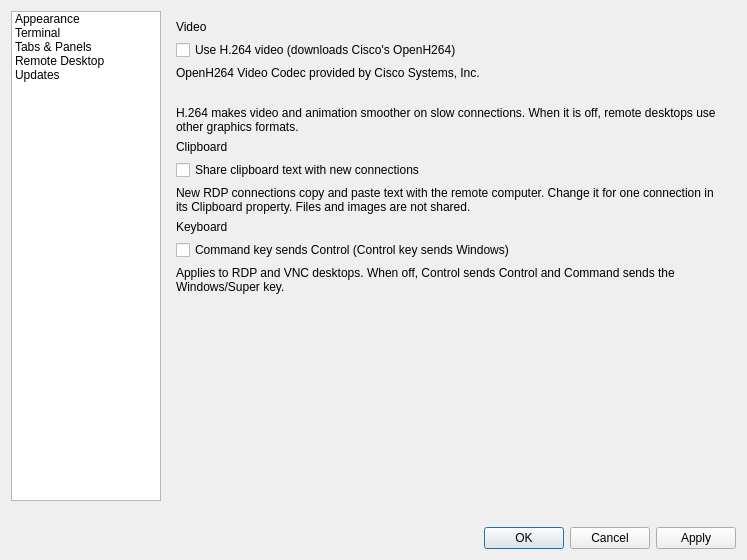
Before: the Qt Designer form app/ui/OptionsDialog.ui in Crayjones/CMRemote, drawn with Qt 5.
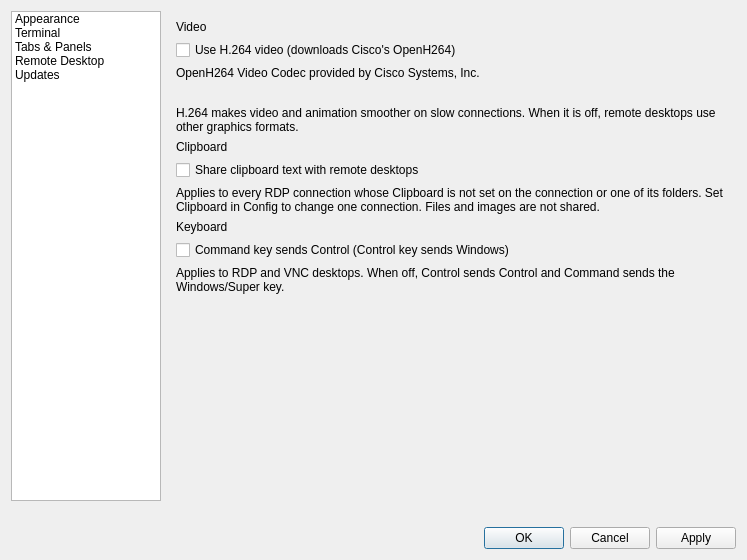
After: the same form once the commit is applied. The open tabs and pages were chosen to show the change.

Commit message:
Make the Settings clipboard choice apply to every connection
The Settings checkbox only described a template for new connections, and
new connections inherit everything, so they fell back to the core's "off"
default. Connections that never set Clipboard (themselves or through a
folder) now follow the Settings value; an explicit per-connection or
folder value still wins. Top-level items marked InheritRedirectClipboard
no longer read mRemoteNG's placeholder "false".

```diff
--- a/app/ui/OptionsDialog.ui
+++ b/app/ui/OptionsDialog.ui
@@ -44,8 +44,8 @@
       <item><widget class="QLabel" name="openh264Status"><property name="text"><string/></property><property name="wordWrap"><bool>true</bool></property><property name="textFormat"><enum>Qt::PlainText</enum></property></widget></item>
       <item><widget class="QLabel" name="openh264Help"><property name="text"><string>H.264 makes video and animation smoother on slow connections. When it is off, remote desktops use other graphics formats.</string></property><property name="wordWrap"><bool>true</bool></property></widget></item>
       <item><widget class="QLabel" name="clipboardTitle"><property name="text"><string>Clipboard</string></property></widget></item>
-      <item><widget class="QCheckBox" name="clipboard"><property name="text"><string>Share clipboard text with new connections</string></property></widget></item>
-      <item><widget class="QLabel" name="clipboardHelp"><property name="text"><string>New RDP connections copy and paste text with the remote computer. Change it for one connection in its Clipboard property. Files and images are not shared.</string></property><property name="wordWrap"><bool>true</bool></property></widget></item>
+      <item><widget class="QCheckBox" name="clipboard"><property name="text"><string>Share clipboard text with remote desktops</string></property></widget></item>
+      <item><widget class="QLabel" name="clipboardHelp"><property name="text"><string>Applies to every RDP connection whose Clipboard is not set on the connection or one of its folders. Set Clipboard in Config to change one connection. Files and images are not shared.</string></property><property name="wordWrap"><bool>true</bool></property></widget></item>
       <item><widget class="QLabel" name="keyboardTitle"><property name="text"><string>Keyboard</string></property></widget></item>
       <item><widget class="QCheckBox" name="commandAsControl"><property name="text"><string>Command key sends Control (Control key sends Windows)</string></property></widget></item>
       <item><widget class="QLabel" name="commandAsControlHelp"><property name="text"><string>Applies to RDP and VNC desktops. When off, Control sends Control and Command sends the Windows/Super key.</string></property><property name="wordWrap"><bool>true</bool></property></widget></item>
```
The commit also changes 12 other files.
